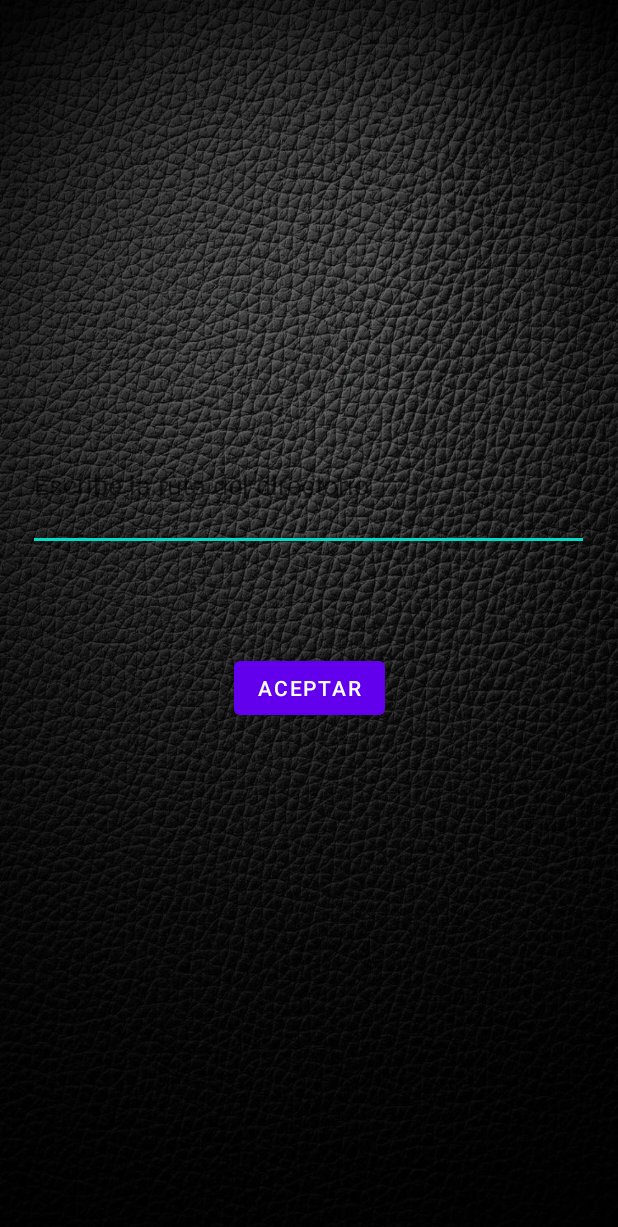
After one commit to Jose8888888/Proyecto-2, an Android app: the layout activity_inicio.xml on its own in the app's theme, with its tools: preview values and no code run, on a phone screen of 412 x 824 dp. The commit adds this screen. Shown: the top 1227 px of the screen. Run offline under Robolectric (Android 15) with nearby library versions, the phone set to English and light mode, and no system bars.

Commit message:
Actividad 2

```diff
--- a/Reproductor/app/src/main/AndroidManifest.xml
+++ b/Reproductor/app/src/main/AndroidManifest.xml
@@ -5,7 +5,7 @@
     <uses-permission android:name="android.permission.READ_EXTERNAL_STORAGE" />
     <uses-permission android:name="android.permission.MANAGE_EXTERNAL_STORAGE" />
     <uses-permission android:name="android.permission.ACCESS_NETWORK_STATE" />
-    <uses-permission android:name="android.permission.WRITE_EXTERNAL_STORAGE"/>
+    <uses-permission android:name="android.permission.WRITE_EXTERNAL_STORAGE" />
 
     <application
         android:allowBackup="true"
@@ -17,6 +17,20 @@
         android:supportsRtl="true"
         android:theme="@style/Theme.Reproductor"
         tools:targetApi="31">
+        <activity
+            android:name=".Inicio"
+            android:exported="false">
+            <meta-data
+                android:name="android.app.lib_name"
+                android:value="" />
+        </activity>
+        <activity
+            android:name=".MainActivity2"
+            android:exported="false">
+            <meta-data
+                android:name="android.app.lib_name"
+                android:value="" />
+        </activity>
         <activity
             android:name=".MainActivity"
             android:exported="true">
--- a/Reproductor/app/src/main/java/mx/unam/fciencias/reproductor/MainActivity.kt
+++ b/Reproductor/app/src/main/java/mx/unam/fciencias/reproductor/MainActivity.kt
@@ -1,6 +1,7 @@
 package mx.unam.fciencias.reproductor
 
 import android.Manifest
+import android.content.Intent
 import android.database.sqlite.SQLiteDatabase
 import android.media.MediaPlayer
 import android.os.Build
@@ -20,7 +21,7 @@ class MainActivity : AppCompatActivity() {
     private val creador = CreadorBaseDeDatos(this)
     private var reproductor = Reproductor()
     private val controlador = Controlador()
-
+    private var directorio = ""
 
     @RequiresApi(Build.VERSION_CODES.O)
     override fun onCreate(savedInstanceState: Bundle?) {
@@ -41,34 +42,27 @@ class MainActivity : AppCompatActivity() {
         val bdd: SQLiteDatabase = creador.writableDatabase
         val manejador = ManejadorBaseDeDatos(bdd)
         manejador.inicializa()
-
         val cursor = bdd.rawQuery("SELECT * FROM albums", null)
-
         if(cursor != null && cursor.count > 0)
         {
-
             if (cursor.moveToFirst())
             {
                 do {
-
                     println(cursor.getString(0))
                     println(cursor.getString(1))
                     println(cursor.getString(2))
                     println(cursor.getString(3))
-
-
                 } while (cursor.moveToNext())
             }
-
-
         }
-
         cursor.close()
-
         val play = findViewById<View>(mx.unam.fciencias.reproductor.R.id.play) as Button
         val mp = MediaPlayer.create(this, mx.unam.fciencias.reproductor.R.raw.tea)
         val imagen = findViewById<View>(mx.unam.fciencias.reproductor.R.id.imagen) as ImageView
         reproductor = Reproductor(play, mp, imagen, this)
+
+        val intent = Intent(this, Inicio::class.java)
+        startActivity(intent)
 
     }
 
--- /dev/null
+++ b/Reproductor/app/src/main/res/layout/activity_inicio.xml
@@ -0,0 +1,46 @@
+<?xml version="1.0" encoding="utf-8"?>
+<androidx.constraintlayout.widget.ConstraintLayout xmlns:android="http://schemas.android.com/apk/res/android"
+    xmlns:app="http://schemas.android.com/apk/res-auto"
+    xmlns:tools="http://schemas.android.com/tools"
+    android:layout_width="match_parent"
+    android:layout_height="match_parent"
+    android:background="@drawable/background"
+    tools:context=".Inicio">
+
+    <Button
+        android:id="@+id/boton2"
+        android:layout_width="wrap_content"
+        android:layout_height="wrap_content"
+        android:layout_below="@+id/campo_texto"
+        android:layout_centerHorizontal="true"
+        android:layout_marginStart="153dp"
+        android:layout_marginTop="21dp"
+        android:layout_marginEnd="153dp"
+        android:layout_marginBottom="295dp"
+        android:onClick="recibeDirectorio"
+        android:text="Aceptar"
+        app:layout_constraintBottom_toBottomOf="parent"
+        app:layout_constraintEnd_toEndOf="parent"
+        app:layout_constraintStart_toStartOf="parent"
+        app:layout_constraintTop_toBottomOf="@+id/texto" />
+
+    <EditText
+        android:id="@+id/texto"
+        android:layout_width="374dp"
+        android:layout_height="87dp"
+        android:layout_centerInParent="true"
+        android:layout_marginStart="18dp"
+        android:layout_marginTop="280dp"
+        android:layout_marginEnd="19dp"
+        android:layout_marginBottom="240dp"
+        android:autofillHints=""
+        android:hint="Escribe la ruta del directorio"
+        android:minHeight="48dp"
+        app:layout_constraintBottom_toBottomOf="parent"
+        app:layout_constraintEnd_toEndOf="parent"
+        app:layout_constraintHorizontal_bias="1.0"
+        app:layout_constraintStart_toStartOf="parent"
+        app:layout_constraintTop_toTopOf="parent"
+        app:layout_constraintVertical_bias="0.0" />
+
+</androidx.constraintlayout.widget.ConstraintLayout>
```
